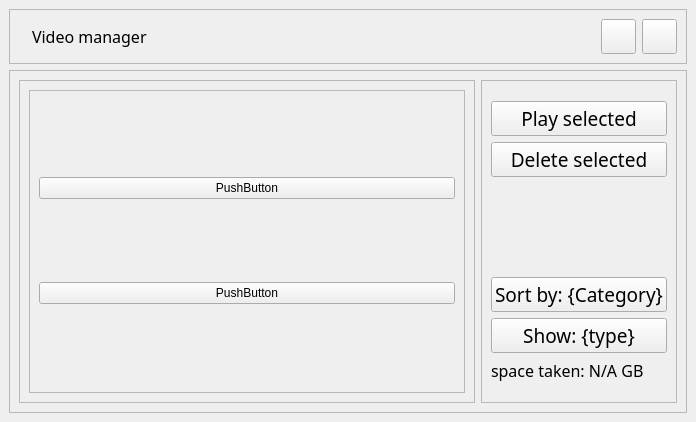
The window that uis/videoManager.ui (QBoff/YouTube-Video-Downloader) describes before a commit, drawn with Qt 5.
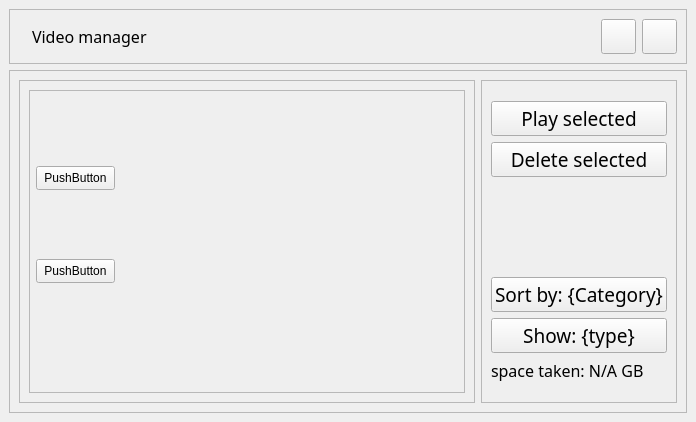
The same window after the commit. Icons and pictures are not drawn.

Commit message: changed layouts on contents

```diff
--- a/uis/videoManager.ui
+++ b/uis/videoManager.ui
@@ -196,26 +196,36 @@
               <rect>
                <x>0</x>
                <y>0</y>
-               <width>439</width>
-               <height>297</height>
+               <width>445</width>
+               <height>263</height>
               </rect>
              </property>
-             <layout class="QVBoxLayout" name="verticalLayout_4">
-              <item>
                <widget class="QPushButton" name="pushButton_2">
+              <property name="geometry">
+               <rect>
+                <x>6</x>
+                <y>75</y>
+                <width>79</width>
+                <height>24</height>
+               </rect>
+              </property>
                 <property name="text">
                  <string>PushButton</string>
                 </property>
                </widget>
-              </item>
-              <item>
                <widget class="QPushButton" name="pushButton">
+              <property name="geometry">
+               <rect>
+                <x>6</x>
+                <y>168</y>
+                <width>79</width>
+                <height>24</height>
+               </rect>
+              </property>
                 <property name="text">
                  <string>PushButton</string>
                 </property>
                </widget>
-              </item>
-             </layout>
             </widget>
            </widget>
           </item>
```
Lines whose indentation alone changed are shown as unchanged. The commit also changes 1 other file.
